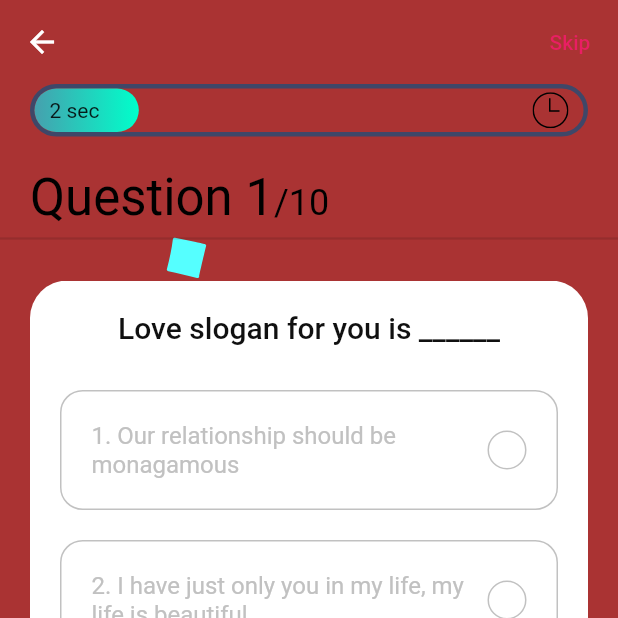
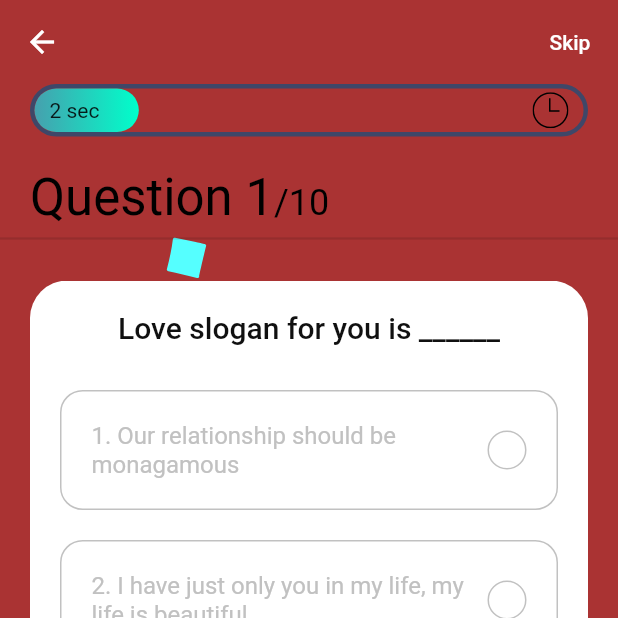
Before and after one commit to CcpFord/LoveITao_Flutter, a Flutter app: the QuizScreen screen opened directly, on a phone screen of 412 x 824 dp, the top half of it. Run offline on Flutter 3.47's test engine with Material 2 defaults, Android fonts, the phone set to English and light mode, and no system bars; our stand-ins replace firebase_auth, flutter_svg, get; accounts and stored records are empty.

Commit message:
Add files via upload

```diff
--- a/lib/screens/quiz/quiz_screen.dart
+++ b/lib/screens/quiz/quiz_screen.dart
@@ -14,7 +14,8 @@ class QuizScreen extends StatelessWidget {
         backgroundColor: Colors.transparent,
         elevation: 0,
         actions: [
-          TextButton(onPressed: _controller.nextQuestion, child: Text("Skip")),
+          TextButton(onPressed: _controller.nextQuestion, child: Text("Skip", style: TextStyle(
+             color: Color(0xFFFFFFFF)))),
         ],
       ),
       body: Body(),
```
